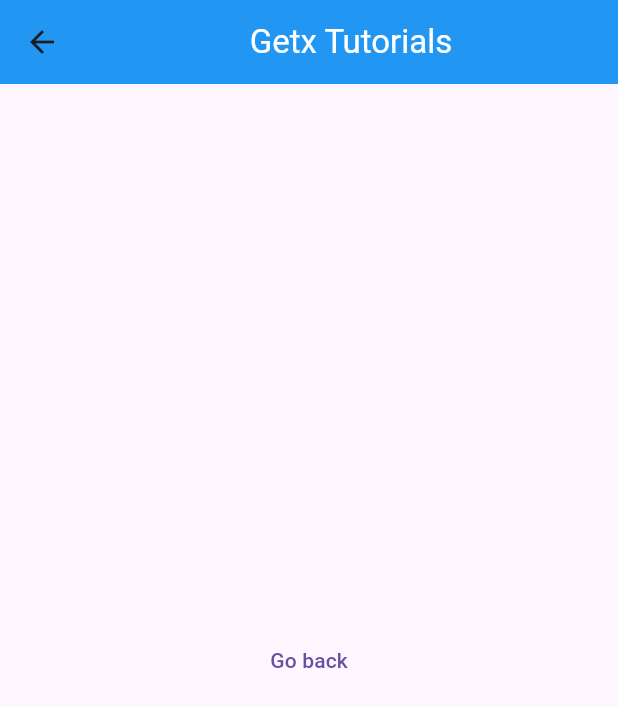
After one commit to Hafiz-Muhammad-Shayan/GetxExplaination, a Flutter app: the ScreenTwo screen opened by its route, on a phone screen of 412 x 824 dp. The commit adds this screen. Shown: the top 707 px of the screen. Run offline on Flutter 3.47's test engine with Material 3 defaults, Android fonts, the phone set to English and light mode, and no system bars; our stand-ins replace get.

Commit message:
video 3 done

```diff
--- /dev/null
+++ b/lib/screen_two.dart
@@ -0,0 +1,44 @@
+import 'package:flutter/material.dart';
+import 'package:get/get.dart';
+
+class ScreenTwo extends StatefulWidget {
+  const ScreenTwo({super.key});
+
+  @override
+  State<ScreenTwo> createState() => _ScreenTwoState();
+}
+
+class _ScreenTwoState extends State<ScreenTwo> {
+  @override
+  Widget build(BuildContext context) {
+    return Scaffold(
+      appBar: AppBar(
+        backgroundColor: Colors.blue,
+        title: Center(child: Text(
+          "Getx Tutorials",
+          style: TextStyle(
+            color: Colors.white,
+          ),
+        ),),
+      ),
+      body: Column(
+        mainAxisAlignment: MainAxisAlignment.center,
+        crossAxisAlignment: CrossAxisAlignment.center,
+        children: [
+          Center(
+            child: TextButton(
+              onPressed: (){
+                Get.back();
+                Get.back();
+
+              },
+              child: Text("Go back"),
+            ),
+          ),
+        ],
+      ),
+
+
+    );
+  }
+}
```
Also changed, not shown: lib/home_screen.dart (+15 -82 lines), lib/main.dart (+8 -0 lines), lib/screen_one.dart (added, +48 -0 lines).
